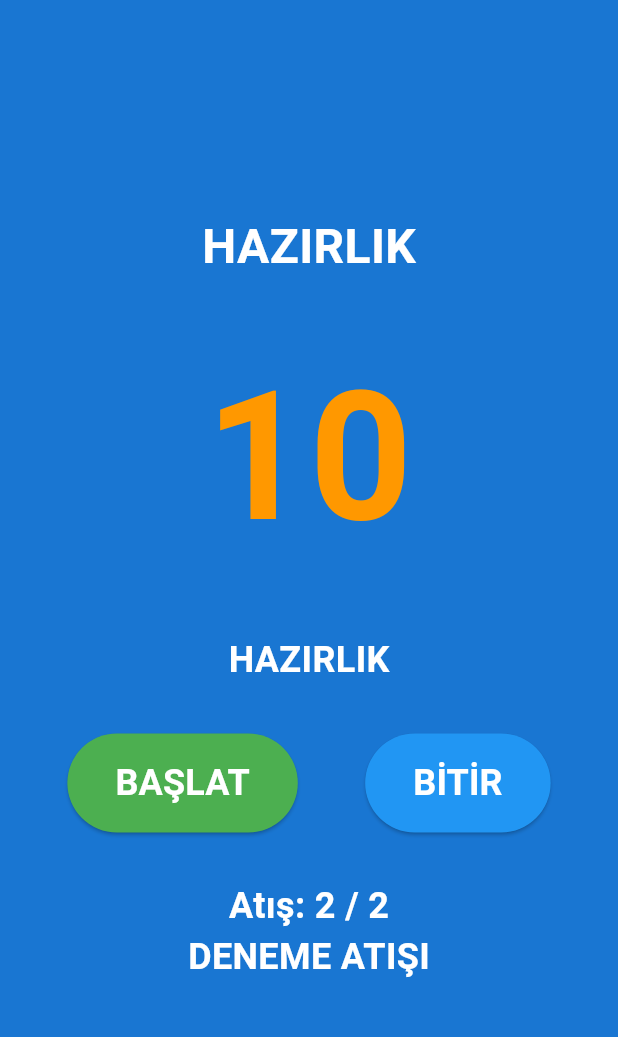
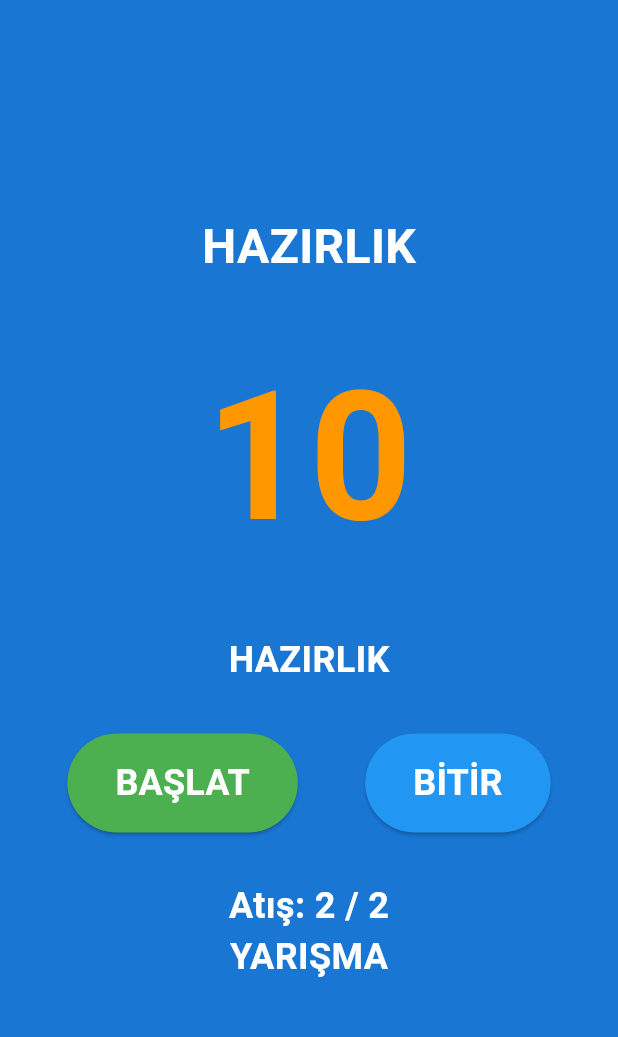
Before and after one commit to hasanali8334/archery_timer, a Flutter app: the screen it shows after launch, after a tap on "BİTİR", on a phone screen of 412 x 824 dp, the part 63-1100 px from its top. Run offline on Flutter 3.47's test engine with Material 3 defaults, Android fonts, the phone set to English and light mode, and no system bars; our stand-ins replace audioplayers, shared_preferences.

Commit message:
ShootingScreen güncellendi: - Deneme atışı modu tamamen kaldırıldı - Sadece yarışma modu aktif - Ekranda sadece 'HAZIRLIK' ve 'Set X/Y' yazıları gösteriliyor

```diff
--- a/lib/screens/shooting_screen.dart
+++ b/lib/screens/shooting_screen.dart
@@ -58,7 +58,7 @@ class _ShootingScreenState extends State<ShootingScreen> {
   void initState() {
     super.initState();
     // Deneme atışı 0'dan büyükse deneme ile başla, değilse yarışma ile başla
-    isPracticeRound = widget.practiceRounds > 0;
+    isPracticeRound = false;
     currentSet = 1;
     currentShotInSet = 1;
     remainingTime = widget.preparationTime;
@@ -120,10 +120,10 @@ class _ShootingScreenState extends State<ShootingScreen> {
     print('DEBUG - Atış bitti');
     print('Mevcut durum:');
     print(
-      'Set: $currentSet / ${isPracticeRound ? widget.practiceRounds : widget.matchRounds}',
+      'Set: $currentSet / ${widget.matchRounds}',
     );
     print('Atış: $currentShotInSet / 2');
-    print('Mod: ${isPracticeRound ? "Deneme" : "Yarışma"}');
+    print('Mod: "Yarışma"');
 
     setState(() {
       isPreparationPhase = true;
@@ -140,21 +140,9 @@ class _ShootingScreenState extends State<ShootingScreen> {
       currentShotInSet = 1;
 
       // Set kontrolü
-      if (isPracticeRound && widget.practiceRounds > 0) {
-        // Deneme atışları
-        if (currentSet >= widget.practiceRounds) {
-          // Deneme atışları bitti, yarışmaya geç
-          isPracticeRound = false;
-          currentSet = 1;
-          print('DEBUG - Deneme atışları bitti, yarışmaya geçildi');
-          return;
-        }
-      } else {
-        // Yarışma atışları
-        if (currentSet >= widget.matchRounds) {
-          print('DEBUG - Yarışma bitti!');
-          return;
-        }
+      if (currentSet >= widget.matchRounds) {
+        print('DEBUG - Yarışma bitti!');
+        return;
       }
       // Sonraki sete geç
       currentSet++;
@@ -163,10 +151,10 @@ class _ShootingScreenState extends State<ShootingScreen> {
 
     print('DEBUG - Sonraki durum:');
     print(
-      'Set: $currentSet / ${isPracticeRound ? widget.practiceRounds : widget.matchRounds}',
+      'Set: $currentSet / ${widget.matchRounds}',
     );
     print('Atış: $currentShotInSet / 2');
-    print('Mod: ${isPracticeRound ? "Deneme" : "Yarışma"}');
+    print('Mod: "Yarışma"');
     print('-------------------');
   }
 
@@ -196,9 +184,7 @@ class _ShootingScreenState extends State<ShootingScreen> {
 
     String phaseText = isPreparationPhase
         ? 'HAZIRLIK'
-        : (widget.practiceRounds > 0 && currentSet <= widget.practiceRounds
-            ? 'Deneme Atışı $currentSet/${widget.practiceRounds}'
-            : 'Set $currentSet/${widget.matchRounds}');
+        : 'Set $currentSet/${widget.matchRounds}';
 
     return Scaffold(
       appBar: AppBar(
@@ -368,7 +354,7 @@ class _ShootingScreenState extends State<ShootingScreen> {
                 ),
               ),
               Text(
-                isPracticeRound ? 'DENEME ATIŞI' : 'YARIŞMA',
+                'YARIŞMA',
                 style: const TextStyle(
                   fontSize: 24,
                   fontWeight: FontWeight.bold,
```
